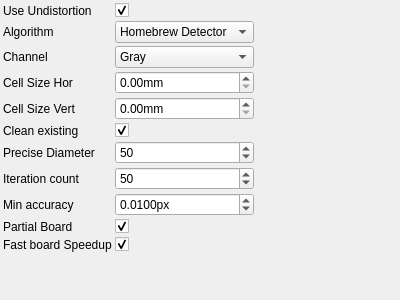
Above: utils/corestructs/coreWidgets/checkerboardDetectionParametersControlWidget.ui from NickPenkrat/corecvs before the change. Below: the same form after it.
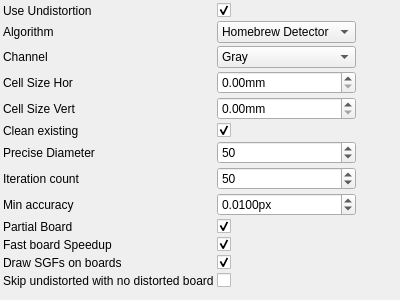
That is the form after the change. Icons and pictures are not drawn.

Commit message: Added 'skip images without distorted boards' and 'do not plot sgfs' options to calibrator

Patch:
```diff
--- a/utils/corestructs/coreWidgets/checkerboardDetectionParametersControlWidget.ui
+++ b/utils/corestructs/coreWidgets/checkerboardDetectionParametersControlWidget.ui
@@ -320,7 +320,38 @@
        </property>
      </widget>
     </item>
-   <item row="11" column="0">
+    <item row="11" column="0">
+     <widget class="QLabel" name="label_11">
+       <property name="text">
+         <string>Draw SGFs on boards</string>
+       </property>
+     </widget>
+    </item>
+    <item row="11" column="1">
+     <widget class="QCheckBox" name="drawSGFsOnBoardsCheckBox">
+       <property name="toolTip">
+         <string>Draw SGFs on boards</string>
+       </property>
+       <property name="checked">
+           <bool>true</bool>
+       </property>
+     </widget>
+    </item>
+    <item row="12" column="0">
+     <widget class="QLabel" name="label_12">
+       <property name="text">
+         <string>Skip undistorted with no distorted board</string>
+       </property>
+     </widget>
+    </item>
+    <item row="12" column="1">
+     <widget class="QCheckBox" name="skipUndistortedWithNoDistortedBoardCheckBox">
+       <property name="toolTip">
+         <string>Skip undistorted with no distorted board</string>
+       </property>
+     </widget>
+    </item>
+   <item row="13" column="0">
     <spacer name="verticalSpacer">
      <property name="orientation">
       <enum>Qt::Vertical</enum>
@@ -333,7 +364,7 @@
      </property>
     </spacer>
    </item>
-   <item row="11" column="2">
+   <item row="13" column="2">
     <spacer name="horizontalSpacer">
      <property name="orientation">
       <enum>Qt::Horizontal</enum>
```
Left out of the diff: 12 changed lines with no effect on the pictures. The commit also changes 7 other files.
